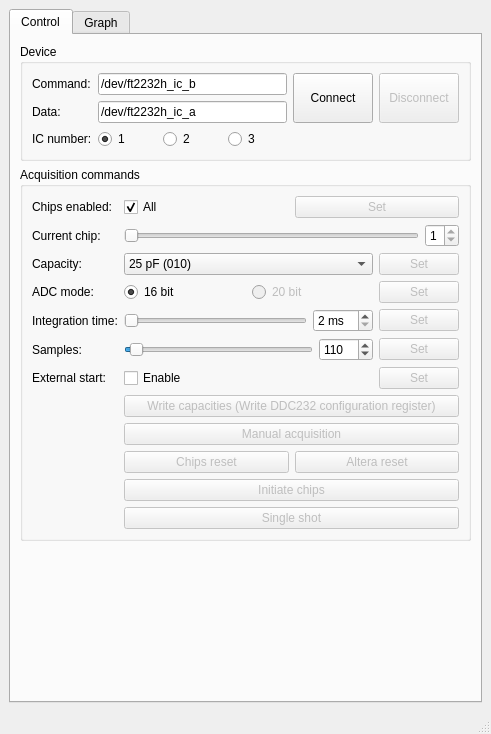
This is MainWindow.ui in MichaelColonel/CameraChamber as Qt 5 draws it before an edit. The edited form follows.
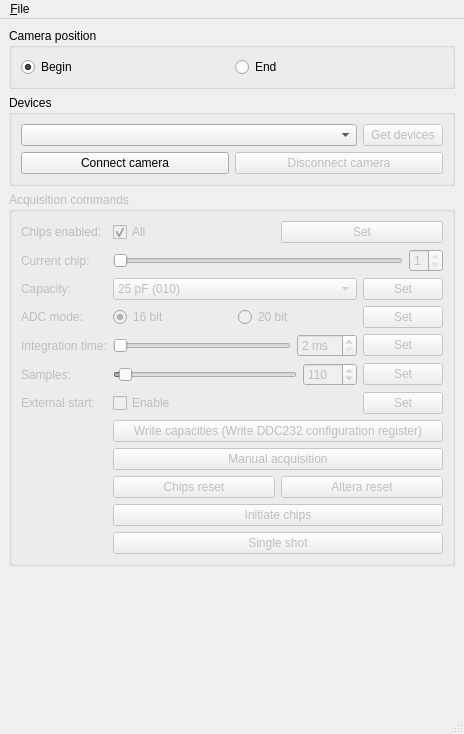
This is the edited form. Custom widgets are drawn as their Qt base class.

Commit message: Camera data directory and some files added

What changed in the file:
```diff
--- a/MainWindow.ui
+++ b/MainWindow.ui
@@ -6,7 +6,7 @@
    <rect>
     <x>0</x>
     <y>0</y>
-    <width>491</width>
+    <width>464</width>
     <height>734</height>
    </rect>
   </property>
@@ -15,18 +15,11 @@
   </property>
   <widget class="QWidget" name="centralwidget">
    <layout class="QGridLayout" name="gridLayout">
-    <item row="0" column="0">
-     <widget class="QTabWidget" name="tabWidget">
-      <property name="currentIndex">
-       <number>0</number>
-      </property>
-      <widget class="QWidget" name="controlTab">
-       <attribute name="title">
-        <string>Control</string>
-       </attribute>
-       <layout class="QGridLayout" name="gridLayout_4">
-        <item row="1" column="0">
+    <item row="2" column="0">
          <widget class="QGroupBox" name="GroupBox_AcquisitionCommands">
+      <property name="enabled">
+       <bool>false</bool>
+      </property>
           <property name="title">
            <string>Acquisition commands</string>
           </property>
@@ -440,74 +433,70 @@
           </layout>
          </widget>
         </item>
-        <item row="0" column="0">
-         <widget class="QGroupBox" name="GroupBox_Device">
+    <item row="1" column="0">
+     <widget class="QGroupBox" name="GroupBox_Devices">
           <property name="title">
-           <string>Device</string>
+       <string>Devices</string>
           </property>
           <layout class="QGridLayout" name="gridLayout_3">
            <item row="0" column="0">
-            <layout class="QGridLayout" name="gridLayout_2">
-             <item row="1" column="2" rowspan="3">
-              <widget class="QPushButton" name="PushButton_AcquisitionConnect">
+        <layout class="QHBoxLayout" name="horizontalLayout_3">
+         <item>
+          <widget class="QComboBox" name="ComboBox_Cameras">
                <property name="sizePolicy">
-                <sizepolicy hsizetype="Minimum" vsizetype="Minimum">
+            <sizepolicy hsizetype="MinimumExpanding" vsizetype="Fixed">
                  <horstretch>0</horstretch>
                  <verstretch>0</verstretch>
                 </sizepolicy>
                </property>
-               <property name="text">
-                <string>Connect</string>
-               </property>
-              </widget>
-             </item>
-             <item row="1" column="1">
-              <widget class="QLineEdit" name="LineEdit_AcquisitionDeviceName">
-               <property name="inputMask">
-                <string/>
-               </property>
-               <property name="text">
-                <string>/dev/ft2232h_ic_b</string>
-               </property>
-              </widget>
-             </item>
-             <item row="1" column="3" rowspan="3">
-              <widget class="QPushButton" name="PushButton_AcquisitionDisconnect">
+          </widget>
+         </item>
+         <item>
+          <widget class="QPushButton" name="PushButton_GetSerialPorts">
                <property name="enabled">
                 <bool>false</bool>
                </property>
-               <property name="sizePolicy">
-                <sizepolicy hsizetype="Minimum" vsizetype="Minimum">
-                 <horstretch>0</horstretch>
-                 <verstretch>0</verstretch>
-                </sizepolicy>
-               </property>
                <property name="text">
-                <string>Disconnect</string>
-               </property>
-              </widget>
+            <string>Get devices</string>
+           </property>
+          </widget>
+         </item>
+        </layout>
              </item>
              <item row="1" column="0">
-              <widget class="QLabel" name="label">
-               <property name="sizePolicy">
-                <sizepolicy hsizetype="Preferred" vsizetype="Fixed">
-                 <horstretch>0</horstretch>
-                 <verstretch>0</verstretch>
-                </sizepolicy>
+        <layout class="QHBoxLayout" name="horizontalLayout_9">
+         <item>
+          <widget class="QPushButton" name="PushButton_ConnectCamera">
+           <property name="enabled">
+            <bool>true</bool>
                </property>
                <property name="text">
-                <string>Command:</string>
+            <string>Connect camera</string>
                </property>
               </widget>
              </item>
-             <item row="4" column="0">
-              <widget class="QLabel" name="label_37">
+         <item>
+          <widget class="QPushButton" name="PushButton_DisconnectCamera">
+           <property name="enabled">
+            <bool>false</bool>
+           </property>
                <property name="text">
-                <string>IC number:</string>
+            <string>Disconnect camera</string>
                </property>
               </widget>
              </item>
-             <item row="4" column="1">
+        </layout>
+       </item>
+      </layout>
+     </widget>
+    </item>
+    <item row="0" column="0">
+     <widget class="QGroupBox" name="GroupBox_CameraPosition">
+      <property name="title">
+       <string>Camera position</string>
+      </property>
+      <layout class="QGridLayout" name="gridLayout_4">
+       <item row="0" column="0">
               <layout class="QHBoxLayout" name="horizontalLayout_2">
                <item>
                 <widget class="QRadioButton" name="RadioButton_Camera1">
@@ -515,7 +504,7 @@
                   <bool>true</bool>
                  </property>
                  <property name="text">
-                  <string>1</string>
+            <string>Begin</string>
                  </property>
                  <property name="checked">
                   <bool>true</bool>
@@ -528,7 +517,7 @@
                <item>
                 <widget class="QRadioButton" name="RadioButton_Camera2">
                  <property name="text">
-                  <string>2</string>
+            <string>End</string>
                  </property>
                  <property name="checked">
                   <bool>false</bool>
@@ -538,38 +527,12 @@
                  </attribute>
                 </widget>
                </item>
-               <item>
-                <widget class="QRadioButton" name="RadioButton_Camera3">
-                 <property name="text">
-                  <string>3</string>
-                 </property>
-                 <attribute name="buttonGroup">
-                  <string notr="true">ButtonGroup_CameraSelected</string>
-                 </attribute>
-                </widget>
-               </item>
-              </layout>
-             </item>
-             <item row="2" column="0" rowspan="2">
-              <widget class="QLabel" name="label_36">
-               <property name="text">
-                <string>Data:</string>
-               </property>
-              </widget>
-             </item>
-             <item row="2" column="1" rowspan="2">
-              <widget class="QLineEdit" name="LineEdit_DataDeviceName">
-               <property name="text">
-                <string>/dev/ft2232h_ic_a</string>
-               </property>
-              </widget>
-             </item>
-            </layout>
-           </item>
-          </layout>
-         </widget>
-        </item>
-        <item row="2" column="0">
+        </layout>
+       </item>
+      </layout>
+     </widget>
+    </item>
+    <item row="3" column="0">
          <spacer name="verticalSpacer">
           <property name="orientation">
            <enum>Qt::Vertical</enum>
@@ -584,66 +547,25 @@
         </item>
        </layout>
       </widget>
-      <widget class="QWidget" name="graphTab">
-       <attribute name="title">
-        <string>Graph</string>
-       </attribute>
-       <layout class="QGridLayout" name="gridLayout_5">
-        <item row="0" column="0">
-         <layout class="QVBoxLayout" name="verticalLayout">
-          <item>
-           <widget class="TCanvasWidget" name="RootCanvasWidget" native="true">
-            <property name="sizePolicy">
-             <sizepolicy hsizetype="Expanding" vsizetype="Expanding">
-              <horstretch>0</horstretch>
-              <verstretch>1</verstretch>
-             </sizepolicy>
-            </property>
-            <property name="minimumSize">
-             <size>
-              <width>100</width>
-              <height>100</height>
-             </size>
-            </property>
-           </widget>
-          </item>
-          <item>
-           <widget class="QPushButton" name="PushButton_Update">
-            <property name="toolTip">
-             <string>Update histogram in qtweb widget</string>
-            </property>
-            <property name="text">
-             <string>Update</string>
-            </property>
-           </widget>
-          </item>
-         </layout>
-        </item>
-       </layout>
-      </widget>
-     </widget>
-    </item>
-   </layout>
-  </widget>
   <widget class="QMenuBar" name="menubar">
    <property name="geometry">
     <rect>
      <x>0</x>
      <y>0</y>
-     <width>491</width>
+     <width>464</width>
      <height>20</height>
     </rect>
    </property>
+   <widget class="QMenu" name="menu_File">
+    <property name="title">
+     <string>&amp;File</string>
+    </property>
+    <addaction name="actionOpenRootFile"/>
+   </widget>
+   <addaction name="menu_File"/>
   </widget>
   <widget class="QStatusBar" name="statusbar"/>
  </widget>
- <customwidgets>
-  <customwidget>
-   <class>TCanvasWidget</class>
-   <extends>QWidget</extends>
-   <header>TCanvasWidget.h</header>
-  </customwidget>
- </customwidgets>
  <resources/>
  <connections/>
  <buttongroups>
```
Left out of the diff: 9 changed lines with no effect on the pictures. Lines whose indentation alone changed are shown as unchanged. The commit also changes 52 other files.
